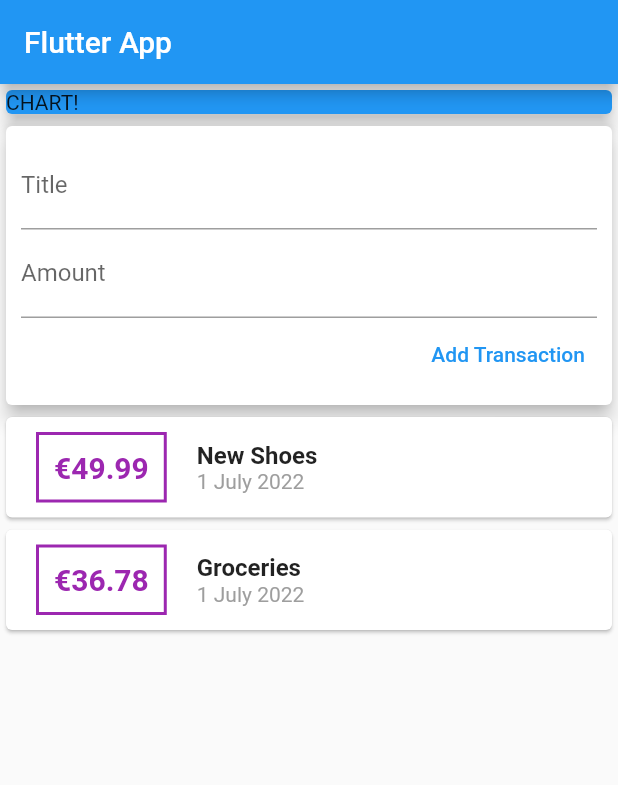
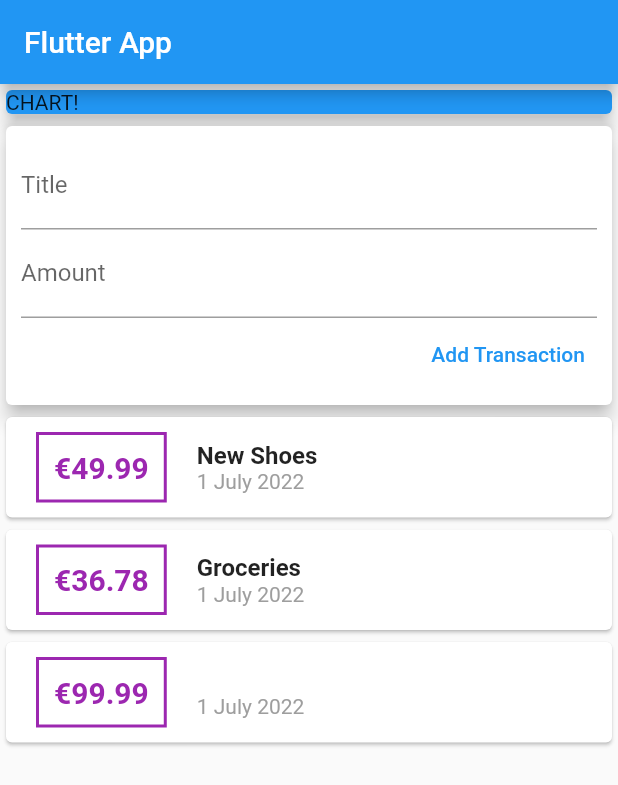
Before and after one commit to fmanana/flutter-course, a Flutter app: the screen it shows after launch, after a tap on "Add Transaction", on a phone screen of 412 x 824 dp. Shown: the top 785 px of the screen. Run offline on Flutter 3.47's test engine with Material 2 defaults, Android fonts, the phone set to English and light mode, and no system bars.

Commit message:
Added functionality to add transactions, made transactions scrollable

```diff
--- a/expense_planner/lib/main.dart
+++ b/expense_planner/lib/main.dart
@@ -1,15 +1,12 @@
 import 'package:flutter/material.dart';
-import 'package:intl/intl.dart';
-import 'package:intl/date_symbol_data_local.dart';
 
-import './transaction.dart';
+import './widgets/user_transactions.dart';
 
 void main() => runApp(MyApp());
 
 class MyApp extends StatelessWidget {
   @override
   Widget build(BuildContext context) {
-    initializeDateFormatting('en_GB', null);
     return MaterialApp(
       title: 'Flutter App',
       home: MyHomePage(),
@@ -18,116 +15,27 @@ class MyApp extends StatelessWidget {
 }
 
 class MyHomePage extends StatelessWidget {
-  final List<Transaction> transactions = [
-    Transaction(id: 't1', title: 'New Shoes', amount: 49.99, date: DateTime.now()),
-    Transaction(id: 't2', title: 'Groceries', amount: 36.78, date: DateTime.now())
-  ];
-
-  // String? titleInput;
-  // String? amountInput;
-  final titleController = TextEditingController();
-  final amountController = TextEditingController();
-
   @override
   Widget build(BuildContext context) {
     return Scaffold(
       appBar: AppBar(
         title: Text('Flutter App'),
       ),
-      body: Column(
+      body: SingleChildScrollView(
+        child: Column(
           crossAxisAlignment: CrossAxisAlignment.stretch,
           children: <Widget>[
             Container(
-            // width: double.infinity,
               child: Card(
                 color: Colors.blue,
                 child: Text('CHART!'),
                 elevation: 5,
               ),
             ),
-          Card(
-            elevation: 5,
-            child: Container(
-              padding: EdgeInsets.all(10),
-              child: Column(
-                crossAxisAlignment: CrossAxisAlignment.end,
-                children: <Widget>[
-                  TextField(
-                    decoration: InputDecoration(
-                      labelText: 'Title',
-                    ),
-                    controller: titleController,
-                    // onChanged: (value) {
-                    //   titleInput = value;
-                    // },
-                  ),
-                  TextField(
-                    decoration: InputDecoration(
-                      labelText: 'Amount',
-                    ),
-                    controller: amountController,
-                    // onChanged: (value) {
-                    //   amountInput = value;
-                    // },
-                  ),
-                  TextButton(
-                    child: Text('Add Transaction'),
-                    onPressed: () {
-                      print(titleController.text);
-                      print(amountController.text);
-                    },
-                  ),
+            UserTransactions(),
           ],
         ),
       ),
-          ),
-          Column(
-            children: transactions.map((tx) {
-              return Card(
-                child: Row(
-                  children: <Widget>[
-                    Container( // amount
-                      child: Text(
-                        '€${tx.amount}',
-                        style: TextStyle(
-                          color: Colors.purple,
-                          fontWeight: FontWeight.bold,
-                          fontSize: 20,
-                        ),
-                      ),
-                      margin: EdgeInsets.symmetric(vertical: 10, horizontal: 20),
-                      padding: EdgeInsets.all(10),
-                      decoration: BoxDecoration(
-                        border: Border.all(
-                          color: Colors.purple,
-                          width: 2
-                        )
-                      ),
-                    ),
-                    Column(
-                      crossAxisAlignment: CrossAxisAlignment.start,
-                      children: <Widget>[
-                        Text( // title
-                          tx.title,
-                          style: TextStyle(
-                            fontWeight: FontWeight.bold,
-                            fontSize: 16,
-                          ),
-                        ),
-                        Text( // date
-                          DateFormat.yMMMMd('en_GB').format(tx.date),
-                          style: TextStyle(
-                            color: Colors.grey,
-                          ),
-                        )
-                      ],
-                    )
-                  ],
-                ),
-              );
-            }).toList(),
-          )
-        ])
     );
   }
 }
--- /dev/null
+++ b/expense_planner/lib/widgets/new_transaction.dart
@@ -0,0 +1,45 @@
+import 'package:flutter/material.dart';
+
+class NewTransaction extends StatelessWidget {
+  final Function addTx;
+  final titleController = TextEditingController();
+  final amountController = TextEditingController();
+
+  NewTransaction(this.addTx);
+
+  @override
+  Widget build(BuildContext context) {
+    return Card(
+      elevation: 5,
+      child: Container(
+        padding: EdgeInsets.all(10),
+        child: Column(
+          crossAxisAlignment: CrossAxisAlignment.end,
+          children: <Widget>[
+            TextField(
+              decoration: InputDecoration(
+                labelText: 'Title',
+              ),
+              controller: titleController,
+            ),
+            TextField(
+              decoration: InputDecoration(
+                labelText: 'Amount',
+              ),
+              controller: amountController,
+            ),
+            TextButton(
+              child: Text('Add Transaction'),
+              onPressed: () {
+                addTx(
+                  titleController.text,
+                  double.tryParse(amountController.text) ?? 99.99,
+                );
+              }
+            ),
+          ],
+        ),
+      ),
+    );
+  }
+}
--- /dev/null
+++ b/expense_planner/lib/widgets/transaction_list.dart
@@ -0,0 +1,66 @@
+import 'package:flutter/material.dart';
+import 'package:intl/intl.dart';
+import 'package:intl/date_symbol_data_local.dart';
+
+import '../models/transaction.dart';
+
+class TransactionList extends StatelessWidget {
+  final List<Transaction> transactions;
+
+  TransactionList(this.transactions);
+
+  @override
+  Widget build(BuildContext context) {
+    initializeDateFormatting('en_GB', null);
+    return Container(
+      height: 300,
+      child: ListView.builder(
+        itemBuilder: (ctx, index) {
+          return Card(
+            child: Row(
+              children: <Widget>[
+                Container( // amount
+                  child: Text(
+                    '€${transactions[index].amount}',
+                    style: TextStyle(
+                      color: Colors.purple,
+                      fontWeight: FontWeight.bold,
+                      fontSize: 20,
+                    ),
+                  ),
+                  margin: EdgeInsets.symmetric(vertical: 10, horizontal: 20),
+                  padding: EdgeInsets.all(10),
+                  decoration: BoxDecoration(
+                    border: Border.all(
+                      color: Colors.purple,
+                      width: 2
+                    )
+                  ),
+                ),
+                Column(
+                  crossAxisAlignment: CrossAxisAlignment.start,
+                  children: <Widget>[
+                    Text( // title
+                      transactions[index].title,
+                      style: TextStyle(
+                        fontWeight: FontWeight.bold,
+                        fontSize: 16,
+                      ),
+                    ),
+                    Text( // date
+                      DateFormat.yMMMMd('en_GB').format(transactions[index].date),
+                      style: TextStyle(
+                        color: Colors.grey,
+                      ),
+                    )
+                  ],
+                )
+              ],
+            ),
+          );
+        },
+        itemCount: transactions.length,
+      ),
+    );
+  }
+}
--- /dev/null
+++ b/expense_planner/lib/widgets/user_transactions.dart
@@ -0,0 +1,50 @@
+import 'package:flutter/material.dart';
+
+import './new_transaction.dart';
+import './transaction_list.dart';
+import '../models/transaction.dart';
+
+class UserTransactions extends StatefulWidget {
+  @override
+  _UserTransactionsState createState() => _UserTransactionsState();
+}
+
+class _UserTransactionsState extends State<UserTransactions> {
+  final List<Transaction> _transactions = [
+    Transaction(
+      id: 't1',
+      title: 'New Shoes',
+      amount: 49.99,
+      date: DateTime.now()
+    ),
+    Transaction(
+      id: 't2',
+      title: 'Groceries',
+      amount: 36.78,
+      date: DateTime.now()
+    ),
+  ];
+
+  void _addNewTransaction(String title, double amount) {
+    final newTx = Transaction(
+      id: DateTime.now().toString(),
+      title: title,
+      amount: amount,
+      date: DateTime.now()
+    );
+
+   setState (() => {
+    _transactions.add(newTx)
+   });
+  }
+
+  @override
+  Widget build(BuildContext context) {
+    return Column(
+      children: <Widget>[
+        NewTransaction(_addNewTransaction),
+        TransactionList(_transactions),
+      ],
+    );
+  }
+}
```
Also changed, not shown: expense_planner/lib/models/transaction.dart (renamed from expense_planner/lib/transaction.dart). Lines whose indentation alone changed are shown as unchanged.
